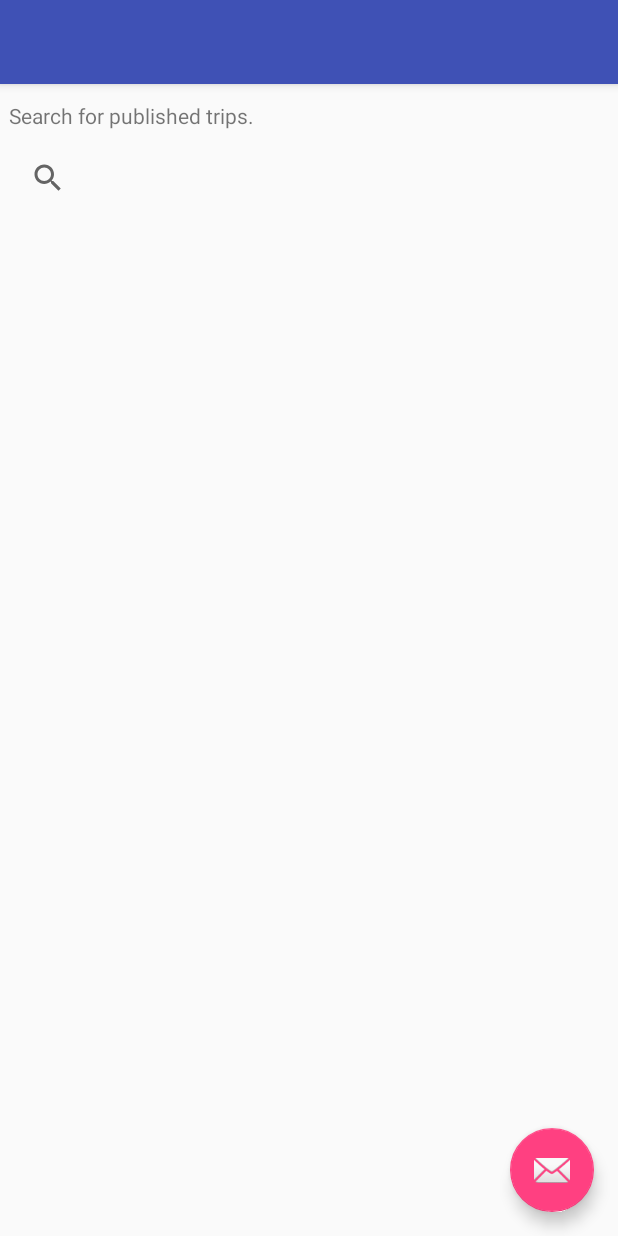
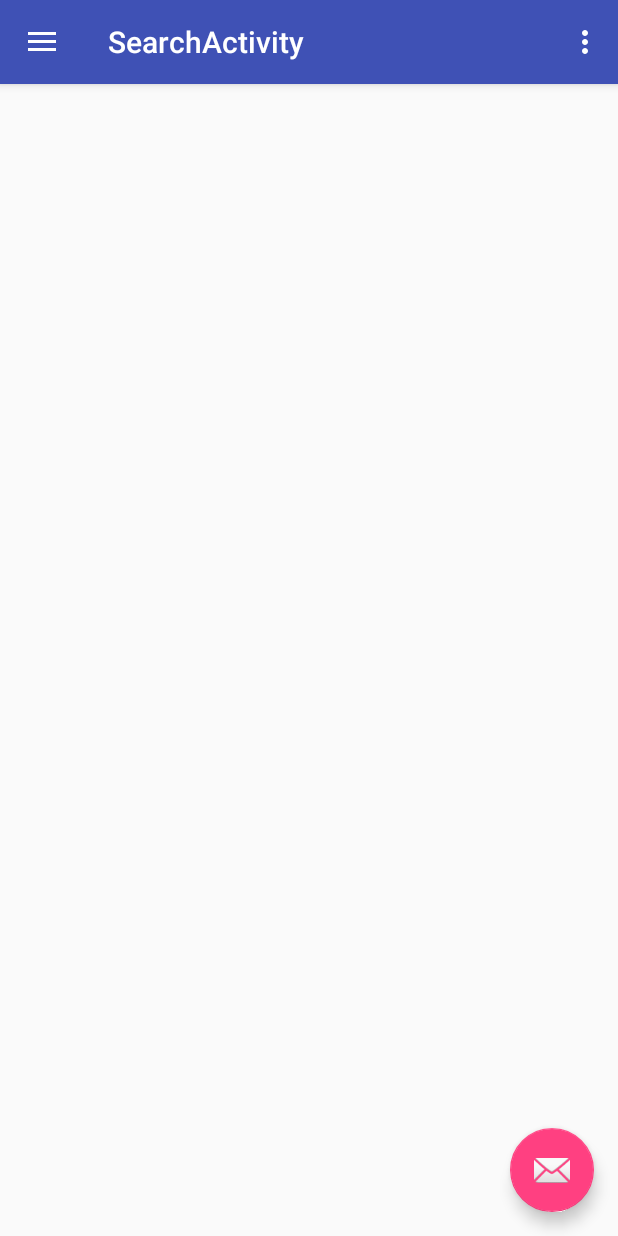
Before and after one commit to fishlinghu/Footprint-AndroidApp, an Android app: the SearchActivity screen opened directly, with no data from a screen before it, on a phone screen of 412 x 824 dp. Run offline under Robolectric (Android 15) with nearby library versions, the phone set to English and light mode, and no system bars.

Commit message:
Modify main and search activity to have same drawer

```diff
--- a/app/src/main/AndroidManifest.xml
+++ b/app/src/main/AndroidManifest.xml
@@ -29,7 +29,10 @@
             android:label="@string/app_name" />
         <activity android:name=".RecordTripActivity" />
         <activity android:name=".TripCompleteActivity" />
-        <activity android:name=".SearchActivity"></activity>
+        <activity
+            android:name=".SearchActivity"
+            android:label="@string/title_activity_search"
+            android:theme="@style/AppTheme" />
     </application>
 
 </manifest>
--- a/app/src/main/java/fishlinghu/footprint/SearchActivity.java
+++ b/app/src/main/java/fishlinghu/footprint/SearchActivity.java
@@ -1,13 +1,98 @@
 package fishlinghu.footprint;
 
+import android.content.Intent;
+import android.os.Bundle;
+import android.support.design.widget.FloatingActionButton;
+import android.support.design.widget.Snackbar;
+import android.view.View;
+import android.support.design.widget.NavigationView;
+import android.support.v4.view.GravityCompat;
+import android.support.v4.widget.DrawerLayout;
+import android.support.v7.app.ActionBarDrawerToggle;
 import android.support.v7.app.AppCompatActivity;
-import android.os.Bundle;
+import android.support.v7.widget.Toolbar;
+import android.view.Menu;
+import android.view.MenuItem;
 
-public class SearchActivity extends AppCompatActivity {
+public class SearchActivity extends AppCompatActivity
+        implements NavigationView.OnNavigationItemSelectedListener {
 
     @Override
     protected void onCreate(Bundle savedInstanceState) {
         super.onCreate(savedInstanceState);
         setContentView(R.layout.activity_search);
+        Toolbar toolbar = (Toolbar) findViewById(R.id.toolbar);
+        setSupportActionBar(toolbar);
+
+        FloatingActionButton fab = (FloatingActionButton) findViewById(R.id.fab);
+        fab.setOnClickListener(new View.OnClickListener() {
+            @Override
+            public void onClick(View view) {
+                Snackbar.make(view, "Replace with your own action", Snackbar.LENGTH_LONG)
+                        .setAction("Action", null).show();
+            }
+        });
+
+        DrawerLayout drawer = (DrawerLayout) findViewById(R.id.drawer_layout);
+        ActionBarDrawerToggle toggle = new ActionBarDrawerToggle(
+                this, drawer, toolbar, R.string.navigation_drawer_open, R.string.navigation_drawer_close);
+        drawer.setDrawerListener(toggle);
+        toggle.syncState();
+
+        NavigationView navigationView = (NavigationView) findViewById(R.id.nav_view);
+        navigationView.setNavigationItemSelectedListener(this);
+    }
+
+    @Override
+    public void onBackPressed() {
+        DrawerLayout drawer = (DrawerLayout) findViewById(R.id.drawer_layout);
+        if (drawer.isDrawerOpen(GravityCompat.START)) {
+            drawer.closeDrawer(GravityCompat.START);
+        } else {
+            super.onBackPressed();
+        }
+    }
+
+    @Override
+    public boolean onCreateOptionsMenu(Menu menu) {
+        // Inflate the menu; this adds items to the action bar if it is present.
+        getMenuInflater().inflate(R.menu.main, menu);
+        return true;
+    }
+
+    @Override
+    public boolean onOptionsItemSelected(MenuItem item) {
+        // Handle action bar item clicks here. The action bar will
+        // automatically handle clicks on the Home/Up button, so long
+        // as you specify a parent activity in AndroidManifest.xml.
+        int id = item.getItemId();
+
+        //noinspection SimplifiableIfStatement
+        if (id == R.id.action_settings) {
+            return true;
+        }
+
+        return super.onOptionsItemSelected(item);
+    }
+
+    @SuppressWarnings("StatementWithEmptyBody")
+    @Override
+    public boolean onNavigationItemSelected(MenuItem item) {
+        // Handle navigation view item clicks here.
+        int id = item.getItemId();
+
+        if (id == R.id.nav_home) {
+            startActivity(new Intent(SearchActivity.this, MainActivity.class));
+        } else if (id == R.id.nav_user_profile) {
+            // Handle the camera action
+        } else if (id == R.id.nav_search) {
+            //startActivity(new Intent(SearchActivity.this, SearchActivity.class));
+        } else if (id == R.id.nav_start_trip) {
+            startActivity(new Intent(SearchActivity.this, RecordTripActivity.class));
+        }
+
+        DrawerLayout drawer = (DrawerLayout) findViewById(R.id.drawer_layout);
+        drawer.closeDrawer(GravityCompat.START);
+        return true;
     }
 }
--- a/app/src/main/res/layout/content_search.xml
+++ b/app/src/main/res/layout/content_search.xml
@@ -8,29 +8,4 @@
     tools:context="fishlinghu.footprint.SearchActivity"
     tools:showIn="@layout/app_bar_search">
 
-    <TextView
-        android:layout_width="wrap_content"
-        android:layout_height="wrap_content"
-        android:text="Search for published trips."
-        app:layout_constraintBottom_toBottomOf="parent"
-        app:layout_constraintHorizontal_bias="0.025"
-        app:layout_constraintLeft_toLeftOf="parent"
-        app:layout_constraintRight_toRightOf="parent"
-        app:layout_constraintTop_toTopOf="parent"
-        app:layout_constraintVertical_bias="0.015"
-        android:id="@+id/textView5" />
-
-    <SearchView
-        android:layout_width="0dp"
-        android:layout_height="41dp"
-        tools:layout_constraintTop_creator="1"
-        tools:layout_constraintRight_creator="1"
-        android:layout_marginStart="8dp"
-        android:layout_marginEnd="8dp"
-        app:layout_constraintRight_toRightOf="parent"
-        android:layout_marginTop="11dp"
-        app:layout_constraintTop_toBottomOf="@+id/textView5"
-        tools:layout_constraintLeft_creator="1"
-        app:layout_constraintLeft_toLeftOf="parent" />
-
 </android.support.constraint.ConstraintLayout>
--- a/app/src/main/res/menu/activity_main_drawer.xml
+++ b/app/src/main/res/menu/activity_main_drawer.xml
@@ -2,6 +2,10 @@
 <menu xmlns:android="http://schemas.android.com/apk/res/android">
 
     <group android:checkableBehavior="single">
+        <item
+            android:id="@+id/nav_home"
+            android:title="Home"
+            />
         <item
             android:id="@+id/nav_user_profile"
             android:title="User Profile" />
--- a/app/src/main/res/values/strings.xml
+++ b/app/src/main/res/values/strings.xml
@@ -19,4 +19,5 @@
     <string name="permission_rationale">"Contacts permissions are needed for providing email
         completions."
     </string>
+    <string name="title_activity_search">SearchActivity</string>
 </resources>
```
Also changed, not shown: app/src/main/res/layout/content_main.xml (+14 -2 lines), app/src/main/res/layout/activity_search.xml (line endings or trailing spaces).
